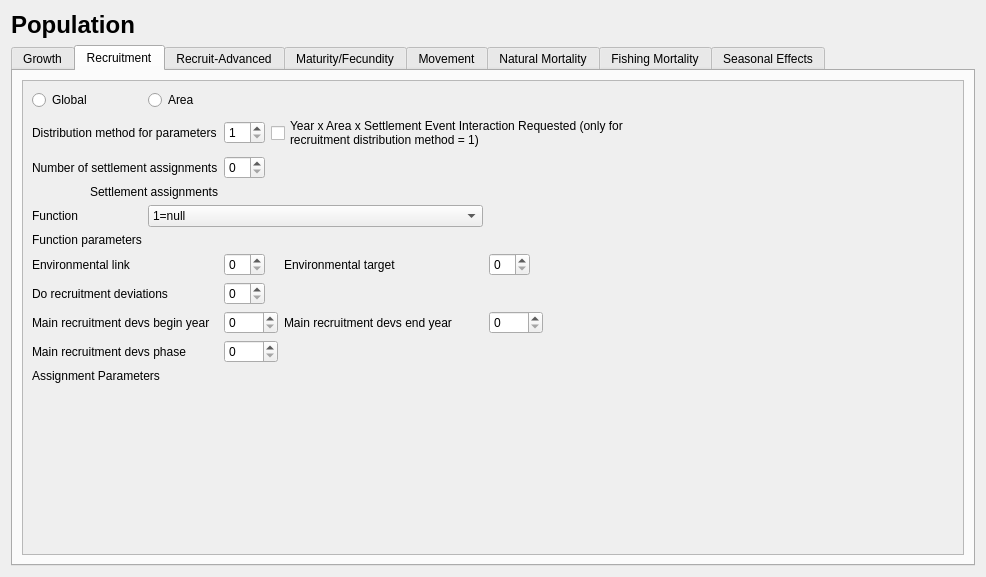
This is src/population_widget.ui in nmfs-ost/ss3-ssi as Qt 5 draws it before an edit. The edited form follows.
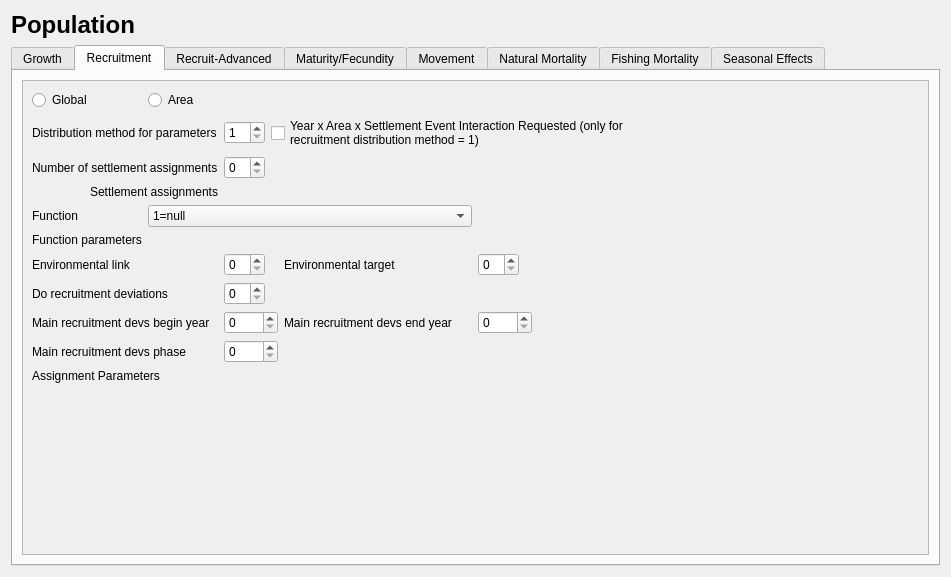
This is the edited form. The open tabs and pages were chosen to show the change. Icons and pictures are not drawn.

```diff
--- a/src/population_widget.ui
+++ b/src/population_widget.ui
@@ -6,7 +6,7 @@
    <rect>
     <x>0</x>
     <y>0</y>
-    <width>986</width>
+    <width>951</width>
     <height>577</height>
    </rect>
   </property>
@@ -469,8 +469,8 @@
            <rect>
             <x>0</x>
             <y>0</y>
-            <width>934</width>
-            <height>429</height>
+            <width>687</width>
+            <height>355</height>
            </rect>
           </property>
           <layout class="QVBoxLayout" name="verticalLayout_10">
```
Left out of the diff: 22 changed lines with no effect on the pictures.
